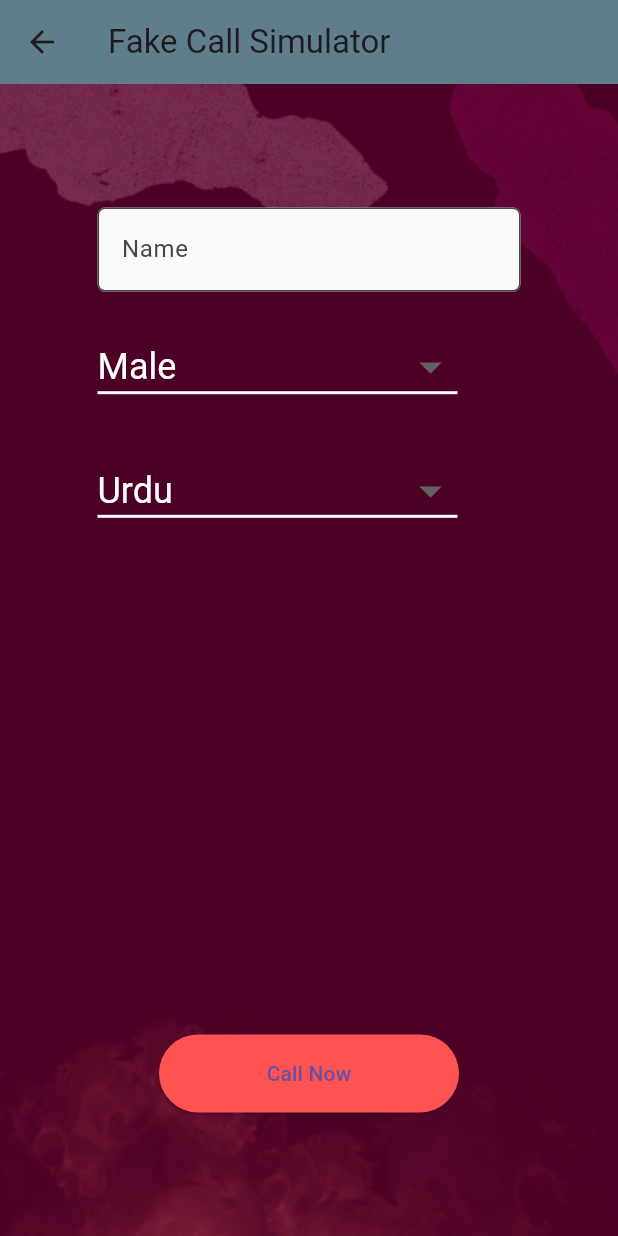
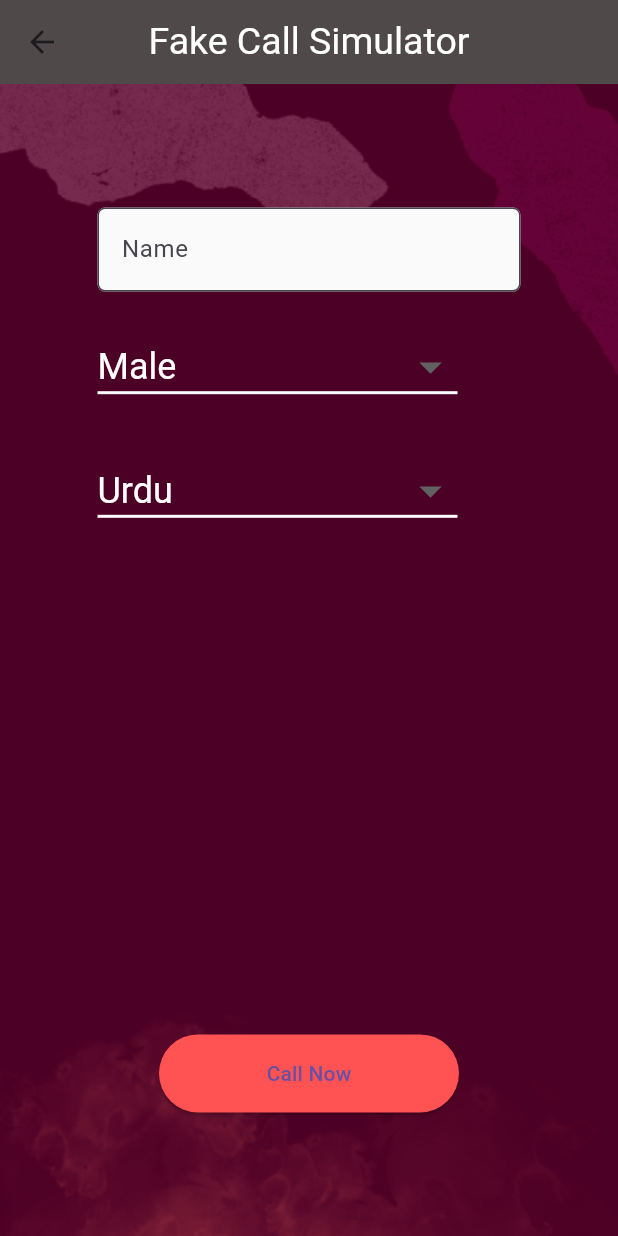
Before and after one commit to hmzza/safeguardher_fyp, a Flutter app: the fakecallmainpage screen opened by its route, after a tap on "Call Now", on a phone screen of 412 x 824 dp. Run offline on Flutter 3.47's test engine with Material 3 defaults, Android fonts, the phone set to English and light mode, and no system bars; our stand-ins replace image_picker, just_audio; missing offline and left inert: dart:ffi.

Commit message:
updated functionality of babar and hamza branches,(included app bar)

```diff
--- a/lib/fakecall.dart
+++ b/lib/fakecall.dart
@@ -1,5 +1,6 @@
 import 'package:flutter/material.dart';
 import 'package:safeguardher/fakecall_now.dart';
+import 'package:safeguardher/utils/custom_app_bar.dart';
 
 class fakecall extends StatefulWidget {
   const fakecall({Key? key}) : super(key: key);
@@ -22,11 +23,7 @@ class _FakeCallState extends State<fakecall>
   @override
   Widget build(BuildContext context) {
     return Scaffold(
-      appBar: AppBar(
-        title: Text('Fake Call Simulator'),
-        backgroundColor: Colors.blueGrey,
-        elevation: 0,
-      ),
+      appBar: CustomAppBar(titleText:'Fake Call Simulator'),
       body: Stack(
         children: <Widget>[
 
--- a/lib/fakecall_mainpage.dart
+++ b/lib/fakecall_mainpage.dart
@@ -1,5 +1,6 @@
 import 'package:flutter/material.dart';
 import 'package:safeguardher/fakecall.dart';
+import 'package:safeguardher/utils/custom_app_bar.dart';
 
 class fakecallmainpage extends StatefulWidget {
   const fakecallmainpage({super.key});
@@ -12,11 +13,7 @@ class _fakecallmainpageState extends State<fakecallmainpage> {
   @override
   Widget build(BuildContext context) {
     return Scaffold(
-        appBar: AppBar(
-        title: Text('Fake Call Simulator'),
-        backgroundColor: Colors.blueGrey,
-        elevation: 0,
-    ),
+        appBar: CustomAppBar(titleText:'Fake Call Simulator'),
     body: Stack(
 
     children: <Widget>[
```
Also changed, not shown: pubspec.lock, 5 other files.
